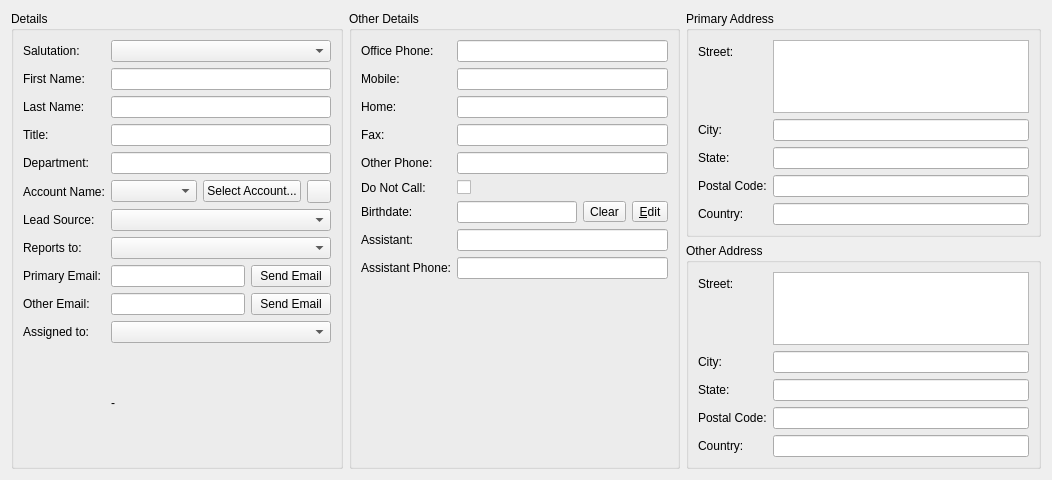
Before: the Qt Designer form client/src/details/contactdetails.ui in KDAB/FatCRM, drawn with Qt 5.
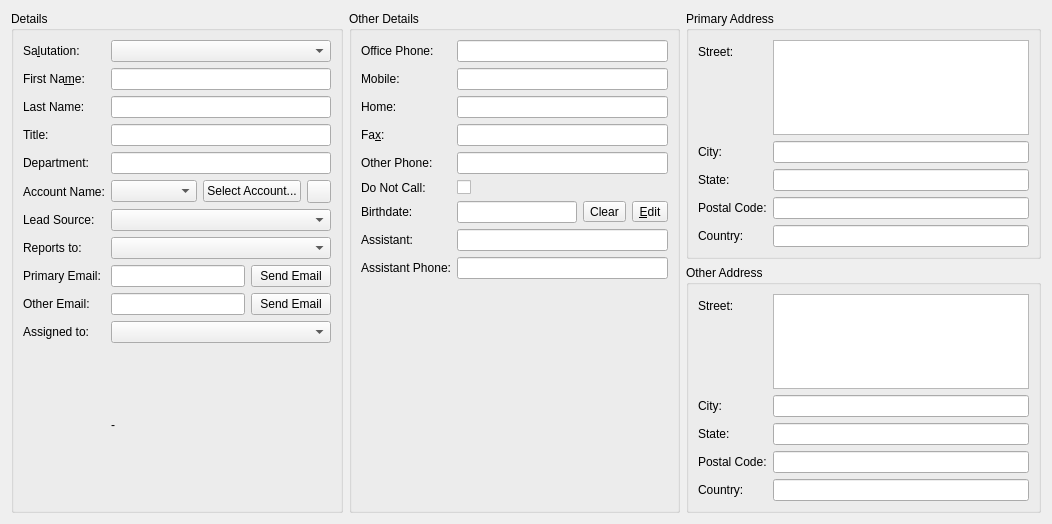
After: the same form once the commit is applied. Icons and pictures are not drawn. Custom widgets are drawn as their Qt base class.

Commit message:
Hide widgets for unsupported (custom) fields
Current testcase: opportunity_size (until it gets added to crm.kdab.com).

```diff
--- a/client/src/details/contactdetails.ui
+++ b/client/src/details/contactdetails.ui
@@ -7,7 +7,7 @@
     <x>0</x>
     <y>0</y>
     <width>1052</width>
-    <height>480</height>
+    <height>524</height>
    </rect>
   </property>
   <property name="windowTitle">
@@ -23,7 +23,10 @@
       <item row="0" column="0">
        <widget class="QLabel" name="label">
         <property name="text">
-         <string>Salutation:</string>
+         <string>Sa&amp;lutation:</string>
+        </property>
+        <property name="buddy">
+         <cstring>salutation</cstring>
         </property>
        </widget>
       </item>
@@ -33,7 +36,10 @@
       <item row="1" column="0">
        <widget class="QLabel" name="label_2">
         <property name="text">
-         <string>First Name:</string>
+         <string>First Na&amp;me:</string>
+        </property>
+        <property name="buddy">
+         <cstring>first_name</cstring>
         </property>
        </widget>
       </item>
@@ -224,7 +230,10 @@
       <item row="3" column="0">
        <widget class="QLabel" name="label_15">
         <property name="text">
-         <string>Fax:</string>
+         <string>Fa&amp;x:</string>
+        </property>
+        <property name="buddy">
+         <cstring>phone_fax</cstring>
         </property>
        </widget>
       </item>
```
Left out of the diff: 84 changed lines with no effect on the pictures. The commit also changes 4 other files.
